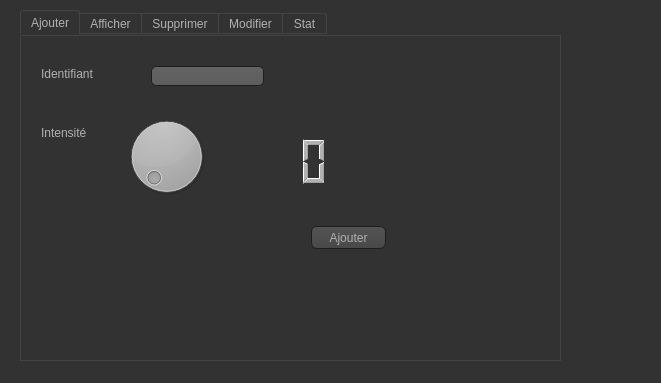
First picture: the form in selim sayeh/Projet_qt/chaufage.ui, repository FirasSoltani/jade, before the edit.
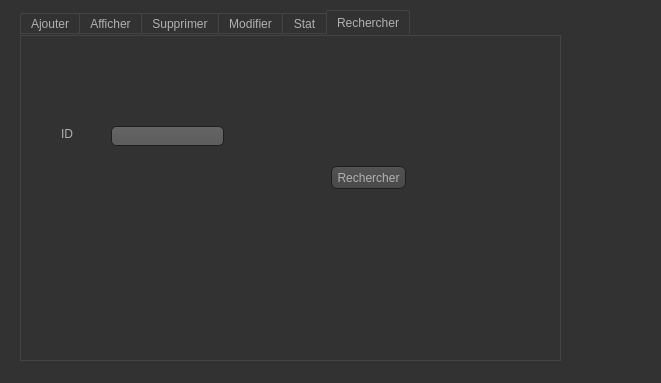
Second picture: the form after the edit. Icons and pictures are not drawn. Custom widgets are drawn as their Qt base class.

```diff
--- a/selim sayeh/Projet_qt/chaufage.ui
+++ b/selim sayeh/Projet_qt/chaufage.ui
@@ -484,7 +484,7 @@
     </rect>
    </property>
    <property name="currentIndex">
-    <number>0</number>
+    <number>5</number>
    </property>
    <widget class="QWidget" name="tab">
     <attribute name="title">
@@ -796,6 +796,47 @@
      </property>
     </widget>
    </widget>
+   <widget class="QWidget" name="tab_6">
+    <attribute name="title">
+     <string>Rechercher</string>
+    </attribute>
+    <widget class="QPushButton" name="pushButton_3">
+     <property name="geometry">
+      <rect>
+       <x>310</x>
+       <y>130</y>
+       <width>75</width>
+       <height>23</height>
+      </rect>
+     </property>
+     <property name="text">
+      <string>Rechercher</string>
+     </property>
+    </widget>
+    <widget class="QLabel" name="label_7">
+     <property name="geometry">
+      <rect>
+       <x>40</x>
+       <y>90</y>
+       <width>21</width>
+       <height>16</height>
+      </rect>
+     </property>
+     <property name="text">
+      <string>ID</string>
+     </property>
+    </widget>
+    <widget class="QLineEdit" name="lineEdit">
+     <property name="geometry">
+      <rect>
+       <x>90</x>
+       <y>90</y>
+       <width>113</width>
+       <height>20</height>
+      </rect>
+     </property>
+    </widget>
+   </widget>
   </widget>
  </widget>
  <customwidgets>
```
Left out of the diff: 13 changed lines with no effect on the pictures.
